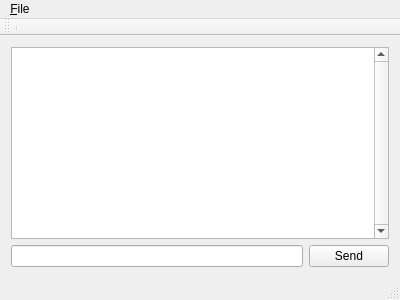
First picture: the form in serman/sermanwindow.ui, repository buzzz321/SerMan, before the edit.
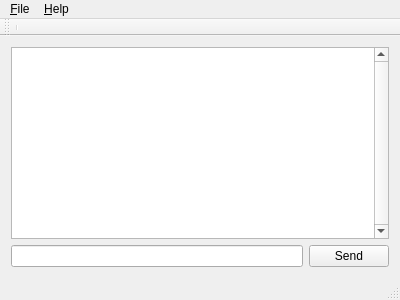
Second picture: the form after the edit.

Commit message:
Help menua added
With some text to describe the availble short cut keys.

What changed in the file:
```diff
--- a/serman/sermanwindow.ui
+++ b/serman/sermanwindow.ui
@@ -72,7 +72,14 @@
     <addaction name="actionClear_Terminal"/>
     <addaction name="action_Load_Commands"/>
    </widget>
+   <widget class="QMenu" name="menu_Help">
+    <property name="title">
+     <string>&amp;Help</string>
+    </property>
+    <addaction name="actionShortCuts"/>
+   </widget>
    <addaction name="menu_File"/>
+   <addaction name="menu_Help"/>
   </widget>
   <widget class="QToolBar" name="mainToolBar">
    <attribute name="toolBarArea">
```
Left out of the diff: 5 changed lines with no effect on the pictures. The commit also changes 2 other files.
